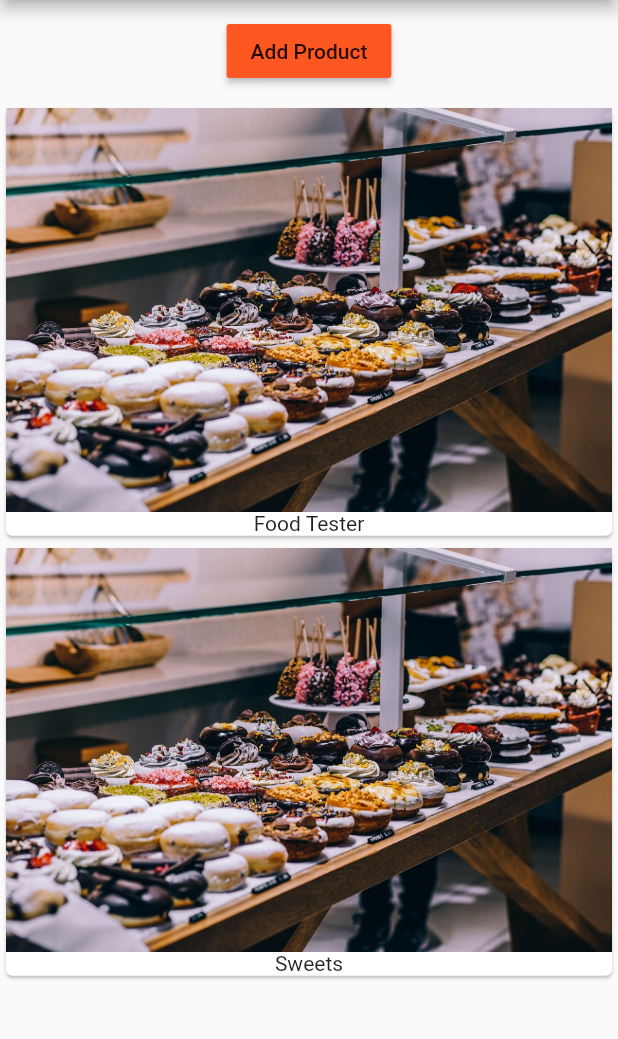
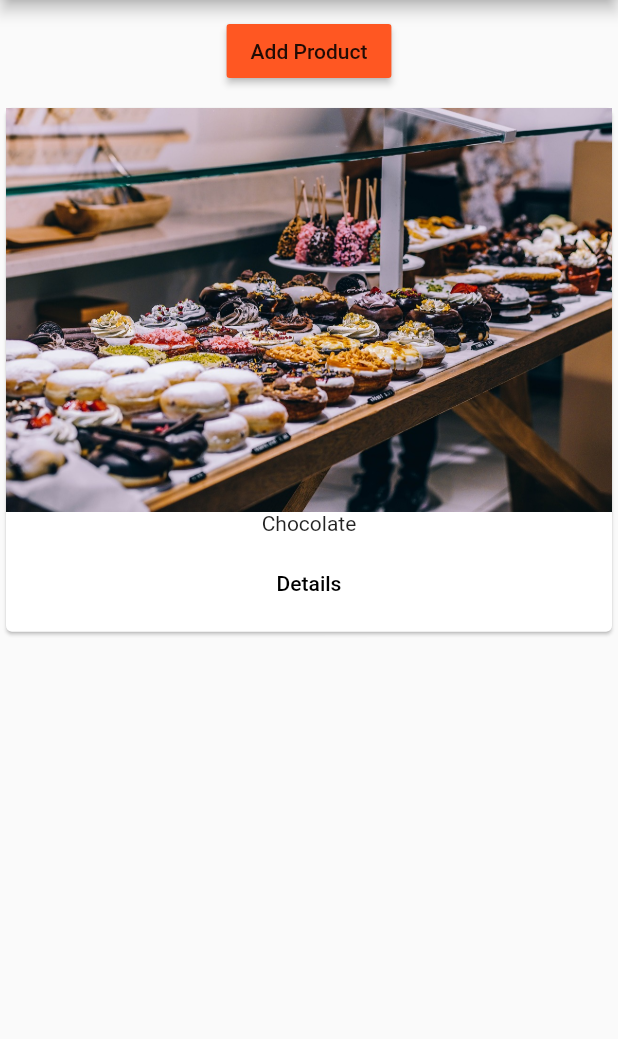
Before and after one commit to nthock/flutter_course, a Flutter app: the screen it shows after launch, after a tap on "Add Product", on a phone screen of 412 x 824 dp, the part 84-1123 px from its top. Run offline on Flutter 3.47's test engine with Material 2 defaults, Android fonts, the phone set to English and light mode, and no system bars.

Commit message:
Add pages and list view

```diff
--- a/lib/main.dart
+++ b/lib/main.dart
@@ -1,6 +1,6 @@
 import 'package:flutter/material.dart';
 
-import './product_manager.dart';
+import './pages/home.dart';
 
 void main() => runApp(MyApp());
 
@@ -11,14 +11,8 @@ class MyApp extends StatelessWidget {
       theme: ThemeData(
           brightness: Brightness.light,
           primarySwatch: Colors.deepOrange,
-          accentColor: Colors.deepPurple
-      ),
-      home: Scaffold(
-        appBar: AppBar(
-          title: Text('EasyList'),
-        ),
-        body: ProductManager('Food Tester'),
-      ),
+          accentColor: Colors.deepPurple),
+      home: HomePage(),
     );
   }
 }
--- /dev/null
+++ b/lib/pages/home.dart
@@ -0,0 +1,15 @@
+import 'package:flutter/material.dart';
+
+import '../product_manager.dart';
+
+class HomePage extends StatelessWidget {
+  @override
+  Widget build(BuildContext context) {
+    return Scaffold(
+      appBar: AppBar(
+        title: Text('EasyList'),
+      ),
+      body: ProductManager(),
+    );
+  }
+}
--- a/lib/product_control.dart
+++ b/lib/product_control.dart
@@ -10,7 +10,7 @@ class ProductControl extends StatelessWidget {
     return RaisedButton(
       color: Theme.of(context).primaryColor,
       onPressed: () {
-        addProduct('Sweets');
+        addProduct({'title': 'Chocolate', 'image': 'assets/food.jpg'});
       },
       child: Text('Add Product'),
     );
--- a/lib/product_manager.dart
+++ b/lib/product_manager.dart
@@ -4,9 +4,9 @@ import './products.dart';
 import './product_control.dart';
 
 class ProductManager extends StatefulWidget {
-  final String startingProduct;
+  final Map<String, String> startingProduct;
 
-  ProductManager(this.startingProduct);
+  ProductManager({this.startingProduct});
 
   @override
   State<StatefulWidget> createState() {
@@ -15,13 +15,15 @@ class ProductManager extends StatefulWidget {
 }
 
 class _ProductManagerState extends State<ProductManager> {
-  List<String> _products = [];
+  List<Map<String, String>> _products = [];
 
   @override
   void initState() {
     // initState runs before the build method runs
     super.initState();
-    _products.add(widget.startingProduct);
+    if (widget.startingProduct != null) {
+      _products.add(widget.startingProduct);
+    }
   }
 
   @override
@@ -30,7 +32,7 @@ class _ProductManagerState extends State<ProductManager> {
     super.didUpdateWidget(oldWidget);
   }
 
-  void _addProduct(String product) {
+  void _addProduct(Map<String, String> product) {
     setState(() {
       _products.add(product);
     });
@@ -44,7 +46,7 @@ class _ProductManagerState extends State<ProductManager> {
           margin: EdgeInsets.all(10.0),
           child: ProductControl(_addProduct),
         ),
-        Products(_products)
+        Expanded(child: Products(_products))
       ],
     );
   }
--- a/lib/products.dart
+++ b/lib/products.dart
@@ -1,23 +1,50 @@
 import 'package:flutter/material.dart';
 
+import './pages/product.dart';
+
 class Products extends StatelessWidget {
-  final List<String> products;
+  final List<Map<String, String>> products;
 
   Products(this.products);
 
+  Widget _buildProductItem(BuildContext context, int index) {
+    return Card(
+      child: Column(
+        children: <Widget>[
+          Image.asset(products[index]['image']),
+          Text(products[index]['title']),
+          ButtonBar(alignment: MainAxisAlignment.center, children: <Widget>[
+            FlatButton(
+              child: Text('Details'),
+              onPressed: () => Navigator.push(
+                    context,
+                    MaterialPageRoute(
+                      builder: (BuildContext context) => ProductPage(
+                          products[index]['title'], products[index]['image']),
+                    ),
+                  ),
+            )
+          ])
+        ],
+      ),
+    );
+  }
+
+  Widget _buildProductList() {
+    Widget productCards = Center(
+      child: Text('No Products found, please add some'),
+    );
+    if (products.length > 0) {
+      productCards = ListView.builder(
+        itemBuilder: _buildProductItem,
+        itemCount: products.length,
+      );
+    }
+    return productCards;
+  }
+
   @override
   Widget build(BuildContext context) {
-    return Column(
-      children: products
-          .map((element) => Card(
-                child: Column(
-                  children: <Widget>[
-                    Image.asset('assets/food.jpg'),
-                    Text(element)
-                  ],
-                ),
-              ))
-          .toList(),
-    );
+    return _buildProductList();
   }
 }
```
Also changed, not shown: lib/pages/product.dart (added, +35 -0 lines), 1 other file.
